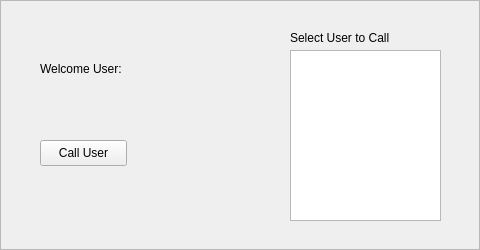
The window that bell-client/ui-designer/Main-Window.ui (tillgo/ring-doorbell) describes before a commit, drawn with Qt 5.
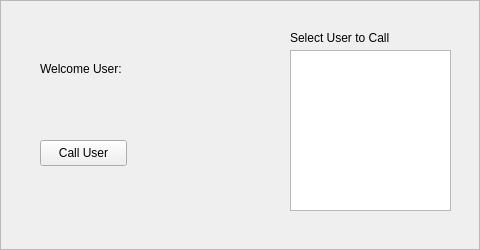
The same window after the commit. Icons and pictures are not drawn.

Commit message: select which user to call

The edit to the form file:
```diff
--- a/bell-client/ui-designer/Main-Window.ui
+++ b/bell-client/ui-designer/Main-Window.ui
@@ -105,8 +105,8 @@
           <rect>
            <x>280</x>
            <y>40</y>
-           <width>151</width>
-           <height>171</height>
+           <width>161</width>
+           <height>161</height>
           </rect>
          </property>
         </widget>
```
The commit also changes 1 other file.
